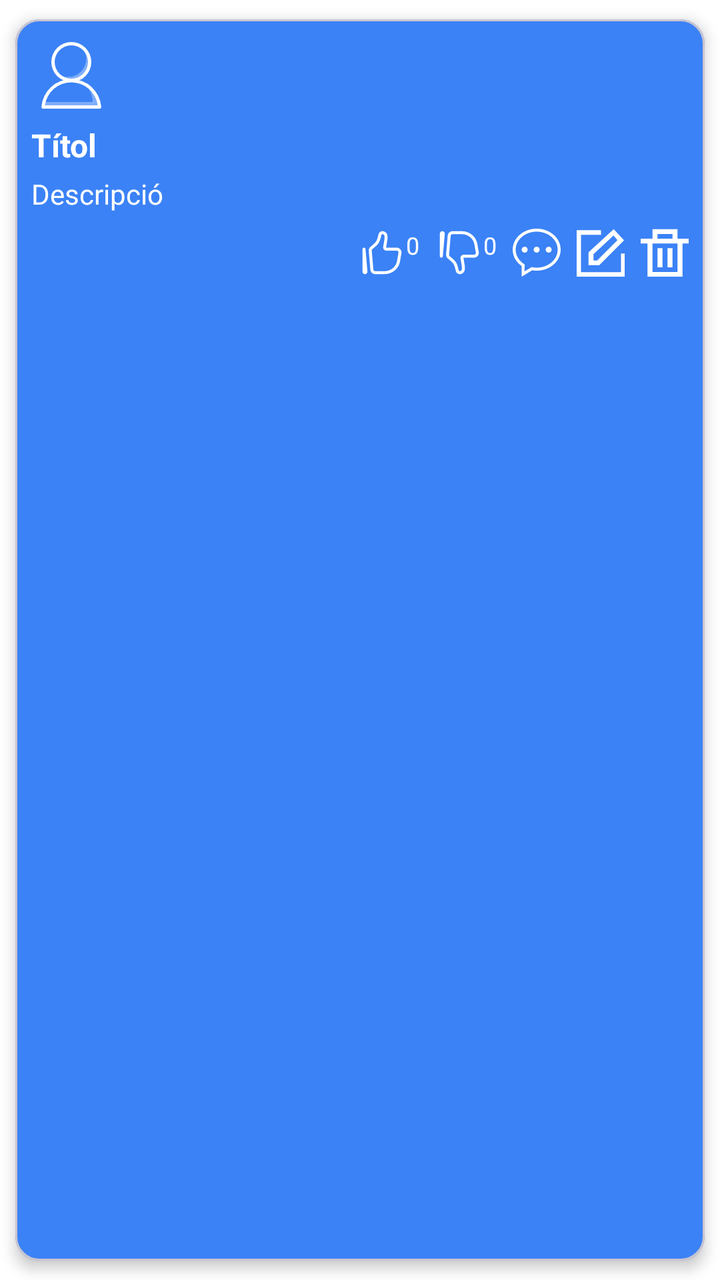
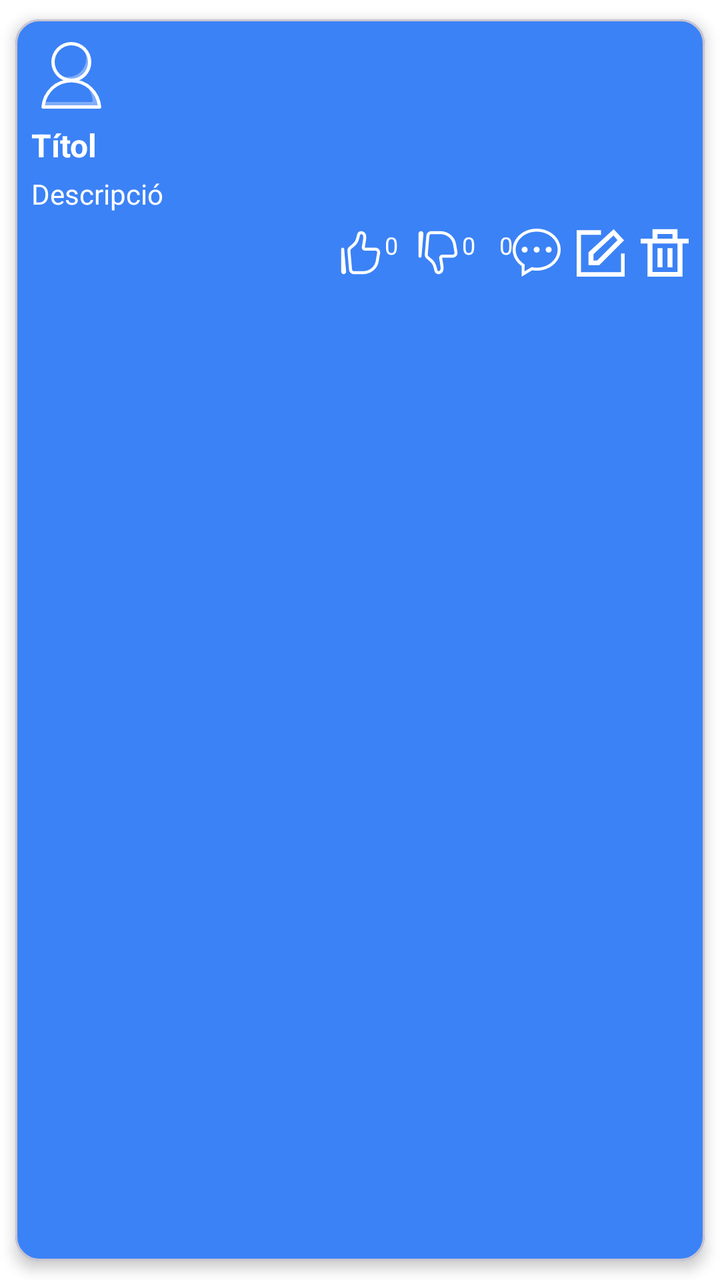

The first picture is an Android layout as it rendered before a commit; the second is the same layout after the commit. The layout source and the unified diff follow.
<!-- AndroidManifest.xml: application theme Theme.SpreadConnect -->
<!-- res/layout/item_presentacio.xml -->
<?xml version="1.0" encoding="utf-8"?>
<layout xmlns:android="http://schemas.android.com/apk/res/android"
    xmlns:app="http://schemas.android.com/apk/res-auto">

    <com.google.android.material.card.MaterialCardView
        android:layout_width="match_parent"
        android:layout_height="wrap_content"
        android:layout_margin="8dp"
        app:cardBackgroundColor="@color/item_background"
        app:cardCornerRadius="12dp"
        app:cardElevation="4dp"
        app:cardUseCompatPadding="true">

        <LinearLayout
            android:layout_width="match_parent"
            android:layout_height="wrap_content"
            android:orientation="vertical"
            android:padding="8dp">

            <LinearLayout
                android:layout_width="match_parent"
                android:layout_height="wrap_content"
                android:orientation="horizontal"
                android:gravity="center_vertical">

                <ImageView
                    android:id="@+id/imgAvatarUser"
                    android:layout_width="40dp"
                    android:layout_height="40dp"
                    android:scaleType="centerCrop"
                    android:src="@drawable/avatar"
                    android:contentDescription="Avatar"
                    android:layout_marginEnd="8dp"/>

                <TextView
                    android:id="@+id/tvUsuari"
                    android:layout_width="0dp"
                    android:layout_height="wrap_content"
                    android:layout_weight="1"
                    android:textColor="@color/text_on_item"/>

                <TextView
                    android:id="@+id/tvData"
                    android:layout_width="wrap_content"
                    android:layout_height="wrap_content"
                    android:textColor="@color/text_on_item"
                    android:textSize="12sp"/>
                <TextView
                    android:id="@+id/tvHora"
                    android:layout_width="wrap_content"
                    android:layout_height="wrap_content"
                    android:textColor="@color/text_on_item"
                    android:textSize="12sp"
                    android:layout_marginStart="4dp"/>

            </LinearLayout>

            <TextView
                android:id="@+id/tvTitol"
                android:layout_width="wrap_content"
                android:layout_height="wrap_content"
                android:text="Títol"
                android:textSize="16sp"
                android:textStyle="bold"
                android:textColor="@color/text_on_item"
                android:layout_marginTop="4dp"/>

            <TextView
                android:id="@+id/tvDescripcio"
                android:layout_width="wrap_content"
                android:layout_height="wrap_content"
                android:text="Descripció"
                android:textColor="@color/text_on_item"
                android:layout_marginTop="4dp"/>

            <ImageView
                android:id="@+id/imgPresentacio"
                android:layout_width="match_parent"
                android:layout_height="200dp"
                android:scaleType="centerCrop"
                android:layout_marginTop="8dp"
                android:layout_marginLeft="-8dp"
                android:layout_marginRight="-8dp"
                android:visibility="gone"
                android:background="@null"
                android:contentDescription="Imatge de la presentació"/>

            <LinearLayout
                android:layout_width="match_parent"
                android:layout_height="wrap_content"
                android:orientation="horizontal"
                android:gravity="end"
                android:layout_marginTop="8dp">

                <ImageButton
                    android:id="@+id/btnLike"
                    android:layout_width="24dp"
                    android:layout_height="24dp"
                    android:src="@drawable/like"
                    android:background="@android:color/transparent"
                    android:contentDescription="Like"
                    android:scaleType="fitCenter"/>

                <TextView
                    android:id="@+id/textLikeComptador"
                    android:layout_width="wrap_content"
                    android:layout_height="wrap_content"
                    android:text="0"
                    android:textColor="@color/text_on_item"
                    android:layout_marginEnd="8dp"
                    android:textSize="12sp"/>

                <ImageButton
                    android:id="@+id/btnDislike"
                    android:layout_width="24dp"
                    android:layout_height="24dp"
                    android:src="@drawable/dislike"
                    android:background="@android:color/transparent"
                    android:contentDescription="Dislike"
                    android:scaleType="fitCenter"/>

                <TextView
                    android:id="@+id/textDislikeComptador"
                    android:layout_width="wrap_content"
                    android:layout_height="wrap_content"
                    android:text="0"
                    android:textColor="@color/text_on_item"
                    android:layout_marginEnd="8dp"
                    android:textSize="12sp"/>

                <ImageButton
                    android:id="@+id/btnComentaris"
                    android:layout_width="24dp"
                    android:layout_height="24dp"
                    android:src="@drawable/comentari"
                    android:background="@android:color/transparent"
                    android:contentDescription="Comentaris"
                    android:scaleType="fitCenter"/>

                <ImageButton
                    android:id="@+id/btnEditar"
                    android:layout_width="24dp"
                    android:layout_height="24dp"
                    android:src="@drawable/editar"
                    android:background="@android:color/transparent"
                    app:tint="@color/text_on_item"
                    android:layout_marginStart="8dp"
                    android:contentDescription="Editar"/>

                <ImageButton
                    android:id="@+id/btnEliminar"
                    android:layout_width="24dp"
                    android:layout_height="24dp"
                    android:src="@drawable/eliminar"
                    android:background="@android:color/transparent"
                    app:tint="@color/text_on_item"
                    android:layout_marginStart="8dp"
                    android:contentDescription="Eliminar"/>
            </LinearLayout>

        </LinearLayout>
    </com.google.android.material.card.MaterialCardView>
</layout>
<!-- resources referenced by this layout -->
<resources>
  <color name="item_background">#3B82F6</color>
  <color name="text_on_item">#FFFFFF</color>
  <!-- drawable avatar (drawable) -->
  <vector xmlns:android="http://schemas.android.com/apk/res/android"
      android:width="800dp"
      android:height="800dp"
      android:viewportWidth="48"
      android:viewportHeight="48">
    <path
        android:pathData="M24,28A12,12 0,1 1,36 16,12 12,0 0,1 24,28ZM24,6A10,10 0,1 0,34 16,10 10,0 0,0 24,6Z"
        android:fillColor="#FFFFFF"/>
    <path
        android:pathData="M41,44H7.05a1,1 0,0 1,-0.73 -0.31,1 1,0 0,1 -0.27,-0.75 18,18 0,0 1,35.9 0,1 1,0 0,1 -0.27,0.75A1,1 0,0 1,41 44ZM8.15,42h31.7a16,16 0,0 0,-31.7 0Z"
        android:fillColor="#FFFFFF"/>
    <path
        android:pathData="M30.71,7.29A11,11 0,0 1,15.29 22.71,11 11,0 1,0 30.71,7.29Z"
        android:strokeAlpha="0.35"
        android:fillColor="#FFFFFF"
        android:fillAlpha="0.35"/>
    <path
        android:pathData="M32,29a16.87,16.87 0,0 1,4.81 9.82,1 1,0 0,1 -1,1.15H7.51a16.45,16.45 0,0 0,-0.46 3H41A17,17 0,0 0,32 29Z"
        android:strokeAlpha="0.35"
        android:fillColor="#FFFFFF"
        android:fillAlpha="0.35"/>
  </vector>
  <!-- drawable editar (drawable) -->
  <vector xmlns:android="http://schemas.android.com/apk/res/android"
      android:width="25dp"
      android:height="25dp"
      android:viewportWidth="21"
      android:viewportHeight="21">
    <path
        android:pathData="M21,10.71L21,20.5L0,20.5L0,0.921L10.5,0.921L10.5,2.879L2.1,2.879L2.1,18.542L18.9,18.542L18.9,10.71L21,10.71ZM7.35,11.014L15.773,3.145L17.405,5.143L8.882,13.647L7.35,13.647L7.35,11.014ZM5.25,15.605L9.782,15.605L20.184,5.145L15.83,0.5L5.25,10.188L5.25,15.605Z"
        android:strokeWidth="1"
        android:fillColor="#FFFFFF"
        android:fillType="evenOdd"
        android:strokeColor="#00000000"/>
  </vector>
  <!-- drawable eliminar (drawable) -->
  <vector xmlns:android="http://schemas.android.com/apk/res/android"
      android:width="25dp"
      android:height="25dp"
      android:viewportWidth="21"
      android:viewportHeight="21">
    <path
        android:pathData="M7.35,16.5L9.45,16.5L9.45,8.5L7.35,8.5L7.35,16.5ZM11.55,16.5L13.65,16.5L13.65,8.5L11.55,8.5L11.55,16.5ZM5.25,18.5L15.75,18.5L15.75,6.5L5.25,6.5L5.25,18.5ZM7.35,4.5L13.65,4.5L13.65,2.5L7.35,2.5L7.35,4.5ZM15.75,4.5L15.75,0.5L5.25,0.5L5.25,4.5L0,4.5L0,6.5L3.15,6.5L3.15,20.5L17.85,20.5L17.85,6.5L21,6.5L21,4.5L15.75,4.5Z"
        android:strokeWidth="1"
        android:fillColor="#FFFFFF"
        android:fillType="evenOdd"
        android:strokeColor="#00000000"/>
  </vector>
  <style name="Theme.SpreadConnect" parent="Base.Theme.SpreadConnect" />
  <style name="Base.Theme.SpreadConnect" parent="Theme.Material3.DayNight.NoActionBar">
          <item name="colorPrimary">@color/blue</item>
          <item name="colorOnPrimary">@color/white</item>
          <item name="android:windowBackground">@color/app_background</item>
          <item name="android:textColorPrimary">@color/text_primary</item>
      </style>
  <color name="blue">#3B82F6</color>
  <color name="white">#FFFFFFFF</color>
  <color name="app_background">#FFFFFF</color>
  <color name="text_primary">#000000</color>
  <!-- unchanged entries left out for length: 3 -->
</resources>

<!-- the commit's change to res/layout/item_presentacio.xml (unified diff, before → after) -->
@@ -128,6 +128,15 @@
                     android:layout_marginEnd="8dp"
                     android:textSize="12sp"/>
 
+                <TextView
+                    android:id="@+id/textComentarisComptador"
+                    android:layout_width="wrap_content"
+                    android:layout_height="wrap_content"
+                    android:text="0"
+                    android:textColor="@color/text_on_item"
+                    android:layout_marginStart="4dp"
+                    android:textSize="12sp"/>
+
                 <ImageButton
                     android:id="@+id/btnComentaris"
                     android:layout_width="24dp"
